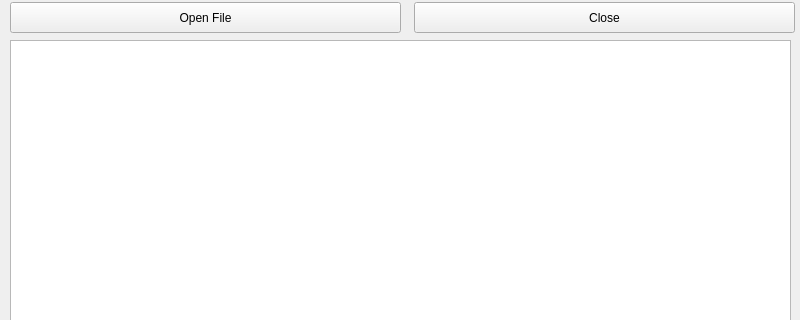
Old version of the form simple_text_editor/editor.ui in the repository panther-king/PyQt4-tutorial; both pictures show x 0 to 800 and y 0 to 320 of the 800 by 600 pixel window.
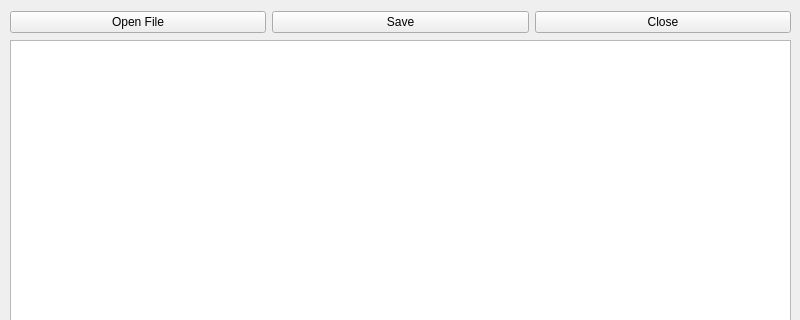
New version of the form.

Commit message: Complete "Simple text editor" tutorial.

The edit to the form file:
```diff
--- a/simple_text_editor/editor.ui
+++ b/simple_text_editor/editor.ui
@@ -14,32 +14,6 @@
    <string>MainWindow</string>
   </property>
   <widget class="QWidget" name="centralwidget">
-   <widget class="QPushButton" name="button_open">
-    <property name="geometry">
-     <rect>
-      <x>10</x>
-      <y>2</y>
-      <width>391</width>
-      <height>31</height>
-     </rect>
-    </property>
-    <property name="text">
-     <string>Open File</string>
-    </property>
-   </widget>
-   <widget class="QPushButton" name="pushButton_2">
-    <property name="geometry">
-     <rect>
-      <x>414</x>
-      <y>2</y>
-      <width>381</width>
-      <height>31</height>
-     </rect>
-    </property>
-    <property name="text">
-     <string>Close</string>
-    </property>
-   </widget>
    <widget class="QTextEdit" name="editor_window">
     <property name="geometry">
      <rect>
@@ -50,6 +24,39 @@
      </rect>
     </property>
    </widget>
+   <widget class="QWidget" name="">
+    <property name="geometry">
+     <rect>
+      <x>10</x>
+      <y>2</y>
+      <width>781</width>
+      <height>41</height>
+     </rect>
+    </property>
+    <layout class="QHBoxLayout" name="horizontalLayout">
+     <item>
+      <widget class="QPushButton" name="button_open">
+       <property name="text">
+        <string>Open File</string>
+       </property>
+      </widget>
+     </item>
+     <item>
+      <widget class="QPushButton" name="button_save">
+       <property name="text">
+        <string>Save</string>
+       </property>
+      </widget>
+     </item>
+     <item>
+      <widget class="QPushButton" name="pushButton_2">
+       <property name="text">
+        <string>Close</string>
+       </property>
+      </widget>
+     </item>
+    </layout>
+   </widget>
   </widget>
   <widget class="QMenuBar" name="menubar">
    <property name="geometry">
```
The commit also changes 2 other files.
